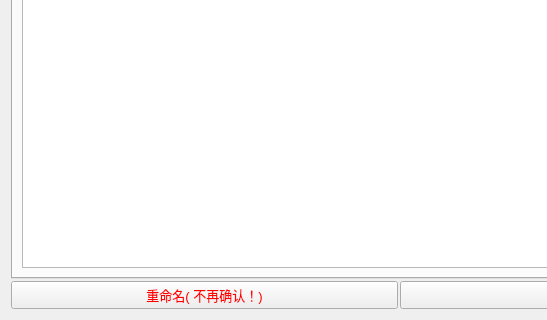
hrpzcf/RenameTool, file ui/PreviewUI.ui: the form before one commit; both pictures show x 0 to 547 and y 180 to 500 of the 800 by 500 pixel window.
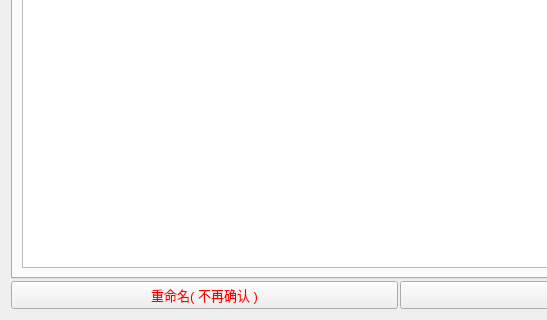
The form after the commit.

The edit to the form file:
```diff
--- a/ui/PreviewUI.ui
+++ b/ui/PreviewUI.ui
@@ -184,7 +184,7 @@
            </font>
           </property>
           <property name="text">
-           <string>重命名( 不再确认！)</string>
+           <string>重命名( 不再确认 )</string>
           </property>
          </widget>
         </item>
```
Left out of the diff: 2 changed lines with no effect on the pictures.
